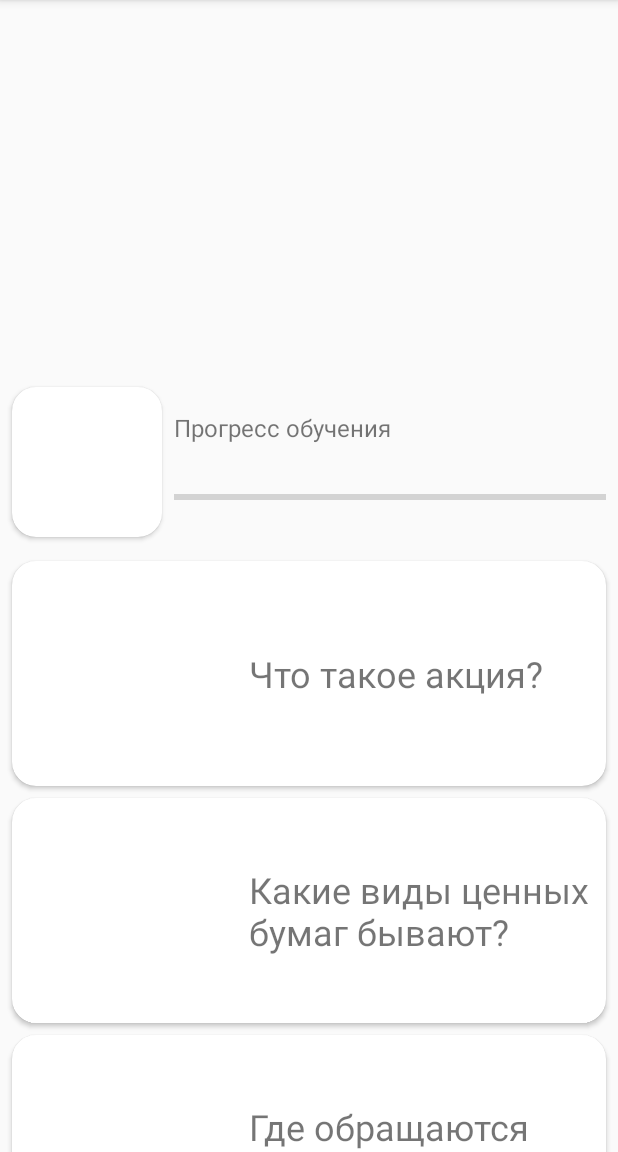
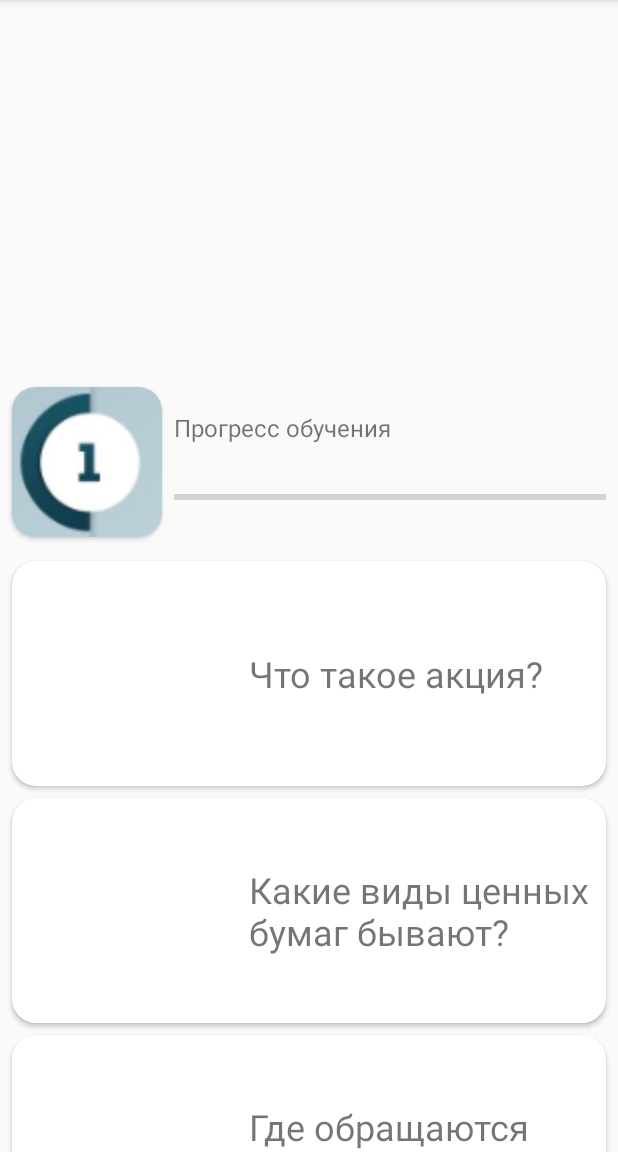
Before and after one commit to BrewhogIT/TradePractice, an Android app: the TheoryListFragment screen opened directly, with no data from a screen before it, on a phone screen of 412 x 824 dp, the part 84-1236 px from its top. Run offline under Robolectric (Android 15) with nearby library versions, the phone set to English and light mode, and no system bars; 6 statements that could not run were skipped.

Commit message:
change level icon when levelUp

```diff
--- a/app/src/main/java/com/brewhog/android/tradepractice/Lesson.java
+++ b/app/src/main/java/com/brewhog/android/tradepractice/Lesson.java
@@ -30,7 +30,11 @@ public class Lesson {
     }
 
     public Drawable getPreview() {
-        return illustrations.get(0);
+        if (!isDone()){
+            return illustrations.get(0);
+        }else{
+            return illustrations.get(illustrations.size() - 1);
+        }
     }
 
     public List<String> getPages() {
--- a/app/src/main/java/com/brewhog/android/tradepractice/LessonPack.java
+++ b/app/src/main/java/com/brewhog/android/tradepractice/LessonPack.java
@@ -73,8 +73,15 @@ public class LessonPack {
                     List<Test> tests = loadTests(testsFolder, testFileNames);
                     List<String> pages = new ArrayList<>();
                     List<Drawable> illustrations = new ArrayList<>();
-                    for (int j = 0; j < pageFileNames.length; j++){
-                        pages.add("file:///android_asset/" + pagesFolder + "/" + pageFileNames[j]);
+                    //Обход по папкам и добавление в список картинок и
+                    //страниц, которые представляют из себя путь к html файлу.
+                    //Количество страниц отличается от количество изображений на 1, т.к. для
+                    // preview используется 2 изображения - для нового и пройденого урока
+                    for (int j = 0; j < illustrationFileNames.length; j++){
+                        if ( j < pageFileNames.length){
+                            pages.add("file:///android_asset/" + pagesFolder + "/" + pageFileNames[j]);
+                        }
+
                         InputStream inputStream = mAssetManager
                                 .open(illustrationsFolder + "/" + illustrationFileNames[j]);
                         illustrations.add(Drawable.createFromStream(inputStream,null));
--- a/app/src/main/java/com/brewhog/android/tradepractice/TheoryListFragment.java
+++ b/app/src/main/java/com/brewhog/android/tradepractice/TheoryListFragment.java
@@ -1,6 +1,7 @@
 package com.brewhog.android.tradepractice;
 
 import android.content.Intent;
+import android.content.res.AssetManager;
 import android.graphics.drawable.Drawable;
 import android.os.Bundle;
 import android.view.LayoutInflater;
@@ -10,6 +11,9 @@ import android.widget.ImageView;
 import android.widget.ProgressBar;
 import android.widget.TextView;
 
+import java.io.IOException;
+import java.io.InputStream;
+import java.util.ArrayList;
 import java.util.List;
 import java.util.UUID;
 
@@ -25,6 +29,8 @@ public class TheoryListFragment extends Fragment {
     private ImageView lessonKindIllustration;
     private ProgressBar userLevelProgress;
     private TheoryAdapter mAdapter;
+    private ImageView iconImage;
+    private List<Drawable> levelIcons;
 
     public static final String IMAGE_RES_ID_ARGS = "Resource id for lesson kind logo";
 
@@ -52,7 +58,9 @@ public class TheoryListFragment extends Fragment {
         theoryListRecyclerView.setLayoutManager(
                 new LinearLayoutManager(getContext(),RecyclerView.VERTICAL,false));
 
+        iconImage = view.findViewById(R.id.level_icon);
         userLevelProgress = view.findViewById(R.id.user_level_progressBar);
+        levelIcons = loadLevelIcons();
 
         updateUI();
         return view;
@@ -64,7 +72,7 @@ public class TheoryListFragment extends Fragment {
         updateUI();
     }
 
-    public void updateUI(){
+    private void updateUI(){
         mLessonPack = LessonPack.getLessonPack(getActivity());
         if (mAdapter == null){
             mAdapter = new TheoryAdapter(mLessonPack.getLessons());
@@ -72,9 +80,29 @@ public class TheoryListFragment extends Fragment {
         }else{
             mAdapter.notifyDataSetChanged();
         }
+        int userLevel = UserPreferences.getUserLevel(getActivity());
+        userLevelProgress.setMax(mAdapter.getItemCount());
+        userLevelProgress.setProgress(userLevel);
+        iconImage.setImageDrawable(levelIcons.get(userLevel));
 
-        userLevelProgress.setMax(mAdapter.getItemCount());
-        userLevelProgress.setProgress(UserPreferences.getUserLevel(getActivity()));
+    }
+
+    private List<Drawable> loadLevelIcons(){
+        AssetManager manager = getActivity().getAssets();
+        List<Drawable> iconsList = new ArrayList<>();
+        try {
+            String[] icons = manager.list("level_icons");
+
+            for (int i = 0; i < icons.length; i++){
+                InputStream inputStream = manager
+                        .open("level_icons/" + icons[i]);
+                iconsList.add(Drawable.createFromStream(inputStream,null));
+                inputStream.close();
+            }
+        } catch (IOException e) {
+            e.printStackTrace();
+        }
+        return iconsList;
     }
 
     private class TheoryHolder extends RecyclerView.ViewHolder implements View.OnClickListener {
--- a/app/src/main/res/layout/fragment_theory_list.xml
+++ b/app/src/main/res/layout/fragment_theory_list.xml
@@ -26,7 +26,13 @@
             app:layout_constraintBottom_toBottomOf="parent"
             app:layout_constraintStart_toStartOf="parent"
             app:layout_constraintTop_toTopOf="parent"
-            app:cardCornerRadius="16dp"/>
+            app:cardCornerRadius="16dp">
+            <ImageView
+                android:id="@+id/level_icon"
+                android:layout_width="match_parent"
+                android:layout_height="match_parent"
+                android:scaleType="centerCrop"/>
+        </androidx.cardview.widget.CardView>
 
         <TextView
             android:id="@+id/level_textView"
```
Also changed, not shown: app/src/main/assets/lessons/lesson1/illustrations/lesson_done.jpg (added), app/src/main/assets/lessons/lesson2/illustrations/lesson_done.jpg (added), app/src/main/assets/level_icons/1.png (added), app/src/main/assets/level_icons/2.png (added), app/src/main/assets/level_icons/3.png (added), app/src/main/assets/level_icons/4.png (added).
